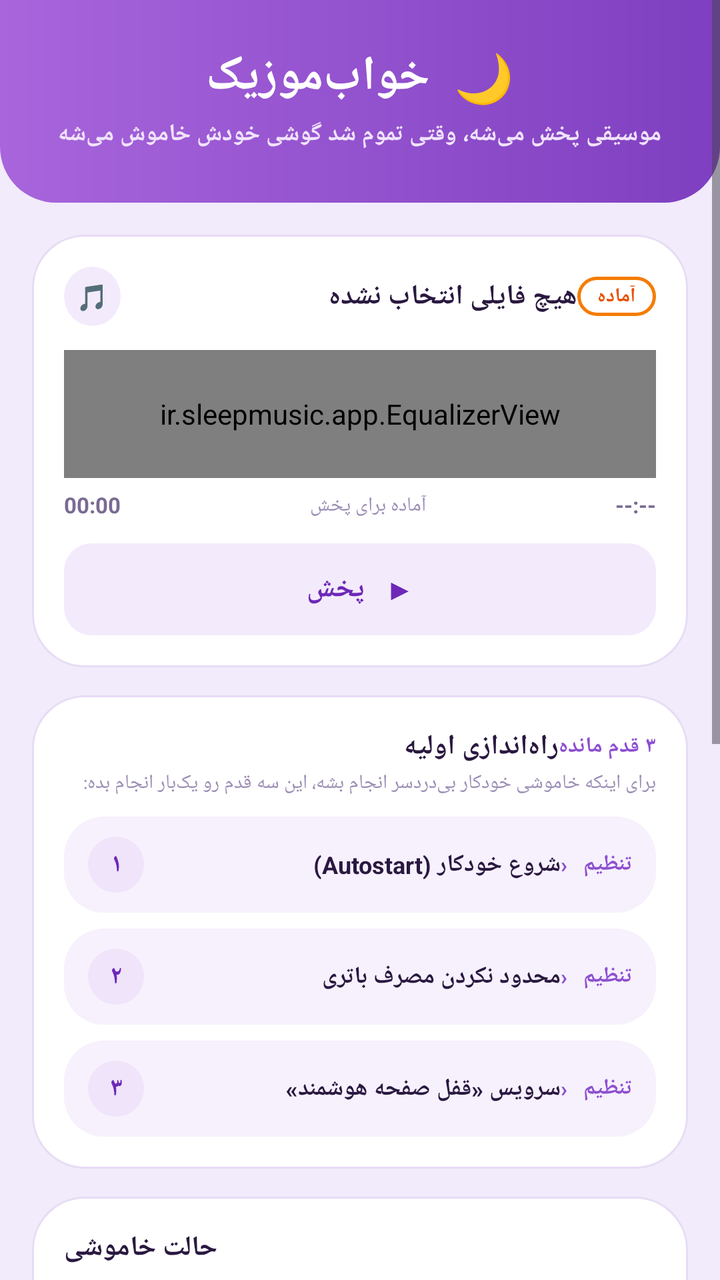
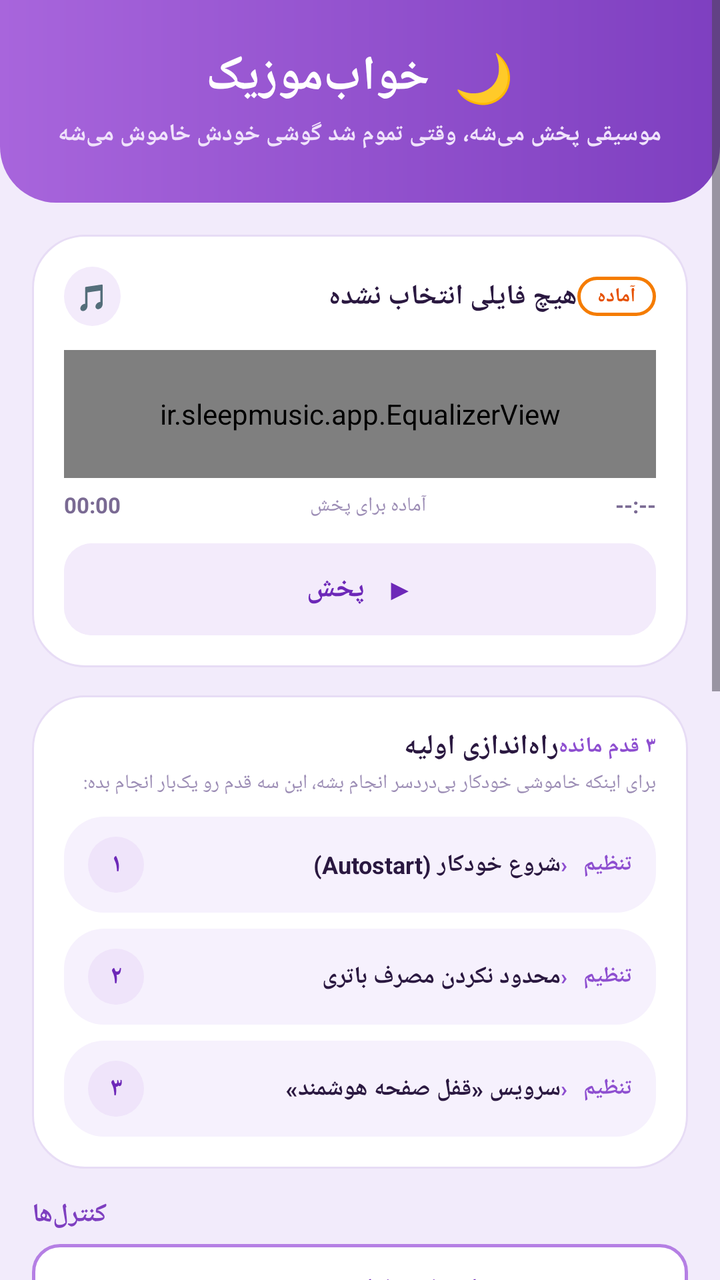

Screens rendered from an Android XML layout before and after an edit, with the pre-edit source and the edit as a unified diff.
<!-- AndroidManifest.xml: application theme Theme.SleepMusic -->
<!-- res/layout/activity_main.xml -->
<?xml version="1.0" encoding="utf-8"?>
<ScrollView xmlns:android="http://schemas.android.com/apk/res/android"
    xmlns:app="http://schemas.android.com/apk/res-auto"
    android:layout_width="match_parent"
    android:layout_height="match_parent"
    android:fillViewport="true"
    android:background="#F2EBFB">

    <LinearLayout
        android:layout_width="match_parent"
        android:layout_height="wrap_content"
        android:orientation="vertical">

        
        <LinearLayout
            android:layout_width="match_parent"
            android:layout_height="wrap_content"
            android:background="@drawable/bg_header"
            android:gravity="center"
            android:orientation="vertical"
            android:paddingTop="22dp"
            android:paddingBottom="26dp">

            <TextView
                android:layout_width="wrap_content"
                android:layout_height="wrap_content"
                android:text="🌙  خواب‌موزیک"
                android:textColor="#FFFFFF"
                android:textSize="24sp"
                android:textStyle="bold" />

            <TextView
                android:layout_width="wrap_content"
                android:layout_height="wrap_content"
                android:layout_marginTop="4dp"
                android:text="موسیقی پخش می‌شه، وقتی تموم شد گوشی خودش خاموش می‌شه"
                android:textColor="#F0E3FB"
                android:textSize="12sp"
                android:textStyle="bold" />
        </LinearLayout>

        <LinearLayout
            android:layout_width="match_parent"
            android:layout_height="wrap_content"
            android:orientation="vertical"
            android:padding="16dp">

            
            <LinearLayout
                android:layout_width="match_parent"
                android:layout_height="wrap_content"
                android:background="@drawable/bg_card"
                android:orientation="vertical"
                android:padding="16dp">

                <LinearLayout
                    android:layout_width="match_parent"
                    android:layout_height="wrap_content"
                    android:gravity="center_vertical"
                    android:orientation="horizontal">

                    <TextView
                        android:layout_width="wrap_content"
                        android:layout_height="wrap_content"
                        android:layout_marginEnd="8dp"
                        android:background="@drawable/bg_step_circle"
                        android:backgroundTint="#F3EBFB"
                        android:gravity="center"
                        android:lineSpacingExtra="0dp"
                        android:padding="6dp"
                        android:text="🎵"
                        android:textSize="13sp" />

                    <TextView
                        android:id="@+id/tvSelectedMusic"
                        android:layout_width="0dp"
                        android:layout_height="wrap_content"
                        android:layout_weight="1"
                        android:ellipsize="end"
                        android:maxLines="1"
                        android:text="هیچ فایلی انتخاب نشده"
                        android:textColor="#2A1840"
                        android:textSize="14sp"
                        android:textStyle="bold" />

                    <TextView
                        android:layout_width="wrap_content"
                        android:layout_height="wrap_content"
                        android:background="@drawable/bg_badge"
                        android:paddingStart="10dp"
                        android:paddingTop="3dp"
                        android:paddingEnd="10dp"
                        android:paddingBottom="3dp"
                        android:text="آماده"
                        android:textColor="#E65100"
                        android:textSize="10sp"
                        android:textStyle="bold" />
                </LinearLayout>

                
                <ir.sleepmusic.app.EqualizerView
                    android:id="@+id/equalizerView"
                    android:layout_width="match_parent"
                    android:layout_height="64dp"
                    android:layout_marginTop="12dp"
                    android:background="@drawable/bg_equalizer" />

                <LinearLayout
                    android:layout_width="match_parent"
                    android:layout_height="wrap_content"
                    android:layout_marginTop="6dp"
                    android:orientation="horizontal">

                    <TextView
                        android:id="@+id/tvTimeElapsed"
                        android:layout_width="wrap_content"
                        android:layout_height="wrap_content"
                        android:text="00:00"
                        android:textColor="#7A6A93"
                        android:textSize="11sp"
                        android:textStyle="bold" />

                    <TextView
                        android:id="@+id/tvPlayerStatus"
                        android:layout_width="0dp"
                        android:layout_height="wrap_content"
                        android:layout_weight="1"
                        android:gravity="center"
                        android:text="آماده برای پخش"
                        android:textColor="#9C8DB5"
                        android:textSize="10sp" />

                    <TextView
                        android:id="@+id/tvTimeTotal"
                        android:layout_width="wrap_content"
                        android:layout_height="wrap_content"
                        android:text="--:--"
                        android:textColor="#7A6A93"
                        android:textSize="11sp"
                        android:textStyle="bold" />
                </LinearLayout>

                
                <Button
                    android:id="@+id/btnPreview"
                    android:layout_width="match_parent"
                    android:layout_height="46dp"
                    android:layout_marginTop="12dp"
                    android:backgroundTint="#F3EBFB"
                    android:insetTop="0dp"
                    android:insetBottom="0dp"
                    android:text="▶   پخش"
                    android:textColor="#6D28B8"
                    android:textSize="14sp"
                    android:textStyle="bold"
                    app:cornerRadius="14dp" />
            </LinearLayout>

            
            <LinearLayout
                android:layout_width="match_parent"
                android:layout_height="wrap_content"
                android:layout_marginTop="14dp"
                android:background="@drawable/bg_card"
                android:orientation="vertical"
                android:padding="16dp">

                <LinearLayout
                    android:layout_width="match_parent"
                    android:layout_height="wrap_content"
                    android:gravity="center_vertical"
                    android:orientation="horizontal">

                    <TextView
                        android:layout_width="0dp"
                        android:layout_height="wrap_content"
                        android:layout_weight="1"
                        android:text="راه‌اندازی اولیه"
                        android:textColor="#2A1840"
                        android:textSize="14sp"
                        android:textStyle="bold" />

                    <TextView
                        android:id="@+id/tvWizardProgress"
                        android:layout_width="wrap_content"
                        android:layout_height="wrap_content"
                        android:text="۳ قدم مانده"
                        android:textColor="#8E4FD0"
                        android:textSize="11sp"
                        android:textStyle="bold" />
                </LinearLayout>

                <TextView
                    android:layout_width="match_parent"
                    android:layout_height="wrap_content"
                    android:layout_marginTop="2dp"
                    android:text="برای اینکه خاموشی خودکار بی‌دردسر انجام بشه، این سه قدم رو یک‌بار انجام بده:"
                    android:textColor="#9C8DB5"
                    android:textSize="10sp" />

                
                <LinearLayout
                    android:id="@+id/stepAutostart"
                    android:layout_width="match_parent"
                    android:layout_height="wrap_content"
                    android:layout_marginTop="10dp"
                    android:background="@drawable/bg_card_soft"
                    android:gravity="center_vertical"
                    android:minHeight="44dp"
                    android:orientation="horizontal"
                    android:paddingStart="12dp"
                    android:paddingTop="10dp"
                    android:paddingEnd="12dp"
                    android:paddingBottom="10dp">

                    <TextView
                        android:id="@+id/tvStepAutostartBadge"
                        android:layout_width="28dp"
                        android:layout_height="28dp"
                        android:background="@drawable/bg_step_circle"
                        android:backgroundTint="#EFE4FA"
                        android:gravity="center"
                        android:text="۱"
                        android:textColor="#6D28B8"
                        android:textSize="13sp"
                        android:textStyle="bold" />

                    <TextView
                        android:layout_width="0dp"
                        android:layout_height="wrap_content"
                        android:layout_marginStart="10dp"
                        android:layout_weight="1"
                        android:text="شروع خودکار (Autostart)"
                        android:textColor="#2A1840"
                        android:textSize="12sp"
                        android:textStyle="bold" />

                    <TextView
                        android:id="@+id/tvStepAutostartState"
                        android:layout_width="wrap_content"
                        android:layout_height="wrap_content"
                        android:text="تنظیم   ‹"
                        android:textColor="#8E4FD0"
                        android:textSize="11sp"
                        android:textStyle="bold" />
                </LinearLayout>

                
                <LinearLayout
                    android:id="@+id/stepBattery"
                    android:layout_width="match_parent"
                    android:layout_height="wrap_content"
                    android:layout_marginTop="8dp"
                    android:background="@drawable/bg_card_soft"
                    android:gravity="center_vertical"
                    android:minHeight="44dp"
                    android:orientation="horizontal"
                    android:paddingStart="12dp"
                    android:paddingTop="10dp"
                    android:paddingEnd="12dp"
                    android:paddingBottom="10dp">

                    <TextView
                        android:id="@+id/tvStepBatteryBadge"
                        android:layout_width="28dp"
                        android:layout_height="28dp"
                        android:background="@drawable/bg_step_circle"
                        android:backgroundTint="#EFE4FA"
                        android:gravity="center"
                        android:text="۲"
                        android:textColor="#6D28B8"
                        android:textSize="13sp"
                        android:textStyle="bold" />

                    <TextView
                        android:layout_width="0dp"
                        android:layout_height="wrap_content"
                        android:layout_marginStart="10dp"
                        android:layout_weight="1"
                        android:text="محدود نکردن مصرف باتری"
                        android:textColor="#2A1840"
                        android:textSize="12sp"
                        android:textStyle="bold" />

                    <TextView
                        android:id="@+id/tvStepBatteryState"
                        android:layout_width="wrap_content"
                        android:layout_height="wrap_content"
                        android:text="تنظیم   ‹"
                        android:textColor="#8E4FD0"
                        android:textSize="11sp"
                        android:textStyle="bold" />
                </LinearLayout>

                
                <LinearLayout
                    android:id="@+id/stepAccessibility"
                    android:layout_width="match_parent"
                    android:layout_height="wrap_content"
                    android:layout_marginTop="8dp"
                    android:background="@drawable/bg_card_soft"
                    android:gravity="center_vertical"
                    android:minHeight="44dp"
                    android:orientation="horizontal"
                    android:paddingStart="12dp"
                    android:paddingTop="10dp"
                    android:paddingEnd="12dp"
                    android:paddingBottom="10dp">

                    <TextView
                        android:id="@+id/tvStepAccessibilityBadge"
                        android:layout_width="28dp"
                        android:layout_height="28dp"
                        android:background="@drawable/bg_step_circle"
                        android:backgroundTint="#EFE4FA"
                        android:gravity="center"
                        android:text="۳"
                        android:textColor="#6D28B8"
                        android:textSize="13sp"
                        android:textStyle="bold" />

                    <TextView
                        android:layout_width="0dp"
                        android:layout_height="wrap_content"
                        android:layout_marginStart="10dp"
                        android:layout_weight="1"
                        android:text="سرویس «قفل صفحه هوشمند»"
                        android:textColor="#2A1840"
                        android:textSize="12sp"
                        android:textStyle="bold" />

                    <TextView
                        android:id="@+id/tvStepAccessibilityState"
                        android:layout_width="wrap_content"
                        android:layout_height="wrap_content"
                        android:text="تنظیم   ‹"
                        android:textColor="#8E4FD0"
                        android:textSize="11sp"
                        android:textStyle="bold" />
                </LinearLayout>
            </LinearLayout>

            
            <LinearLayout
                android:layout_width="match_parent"
                android:layout_height="wrap_content"
                android:layout_marginTop="14dp"
                android:background="@drawable/bg_card"
                android:orientation="vertical"
                android:padding="16dp">

                <TextView
                    android:layout_width="wrap_content"
                    android:layout_height="wrap_content"
                    android:text="حالت خاموشی"
                    android:textColor="#2A1840"
                    android:textSize="14sp"
                    android:textStyle="bold" />

                <RadioGroup
                    android:id="@+id/radioGroup"
                    android:layout_width="match_parent"
                    android:layout_height="wrap_content"
                    android:layout_marginTop="4dp"
                    android:orientation="vertical">

                    <RadioButton
                        android:id="@+id/radioAfterMusic"
                        android:layout_width="match_parent"
                        android:layout_height="wrap_content"
                        android:buttonTint="#8E4FD0"
                        android:checked="true"
                        android:minHeight="40dp"
                        android:text="بلافاصله بعد از پایان موسیقی"
                        android:textColor="#2A1840"
                        android:textSize="12sp"
                        android:textStyle="bold" />

                    <RadioButton
                        android:id="@+id/radioScheduled"
                        android:layout_width="match_parent"
                        android:layout_height="wrap_content"
                        android:buttonTint="#8E4FD0"
                        android:minHeight="40dp"
                        android:text="در ساعت مشخص (پشتیبان)"
                        android:textColor="#7A6A93"
                        android:textSize="12sp" />
                </RadioGroup>

                <LinearLayout
                    android:layout_width="match_parent"
                    android:layout_height="wrap_content"
                    android:layout_marginTop="6dp"
                    android:gravity="center_vertical"
                    android:orientation="horizontal">

                    <Button
                        android:id="@+id/btnPickTime"
                        android:layout_width="0dp"
                        android:layout_height="wrap_content"
                        android:layout_marginEnd="6dp"
                        android:layout_weight="1"
                        android:backgroundTint="#F3EBFB"
                        android:text="انتخاب ساعت"
                        android:textColor="#6D28B8"
                        android:textSize="12sp"
                        android:textStyle="bold"
                        app:cornerRadius="14dp" />

                    <TextView
                        android:id="@+id/tvScheduledTime"
                        android:layout_width="0dp"
                        android:layout_height="wrap_content"
                        android:layout_weight="1"
                        android:gravity="center"
                        android:text="زمان‌بندی: --:--"
                        android:textColor="#8E4FD0"
                        android:textSize="12sp"
                        android:textStyle="bold" />
                </LinearLayout>
            </LinearLayout>

            
            <LinearLayout
                android:layout_width="match_parent"
                android:layout_height="wrap_content"
                android:layout_marginTop="12dp"
                android:background="@drawable/bg_card"
                android:orientation="vertical"
                android:padding="16dp">

                <com.google.android.material.materialswitch.MaterialSwitch
                    android:id="@+id/switchPowerMenu"
                    android:layout_width="match_parent"
                    android:layout_height="wrap_content"
                    android:checked="true"
                    android:text="خاموشی واقعی بدون روت (منوی خاموشی)"
                    android:textColor="#2A1840"
                    android:textSize="12sp"
                    android:textStyle="bold" />

                <TextView
                    android:id="@+id/tvPowerMenuHint"
                    android:layout_width="match_parent"
                    android:layout_height="wrap_content"
                    android:layout_marginTop="2dp"
                    android:text="در پایان موسیقی، منوی خاموشی گوشی باز می‌شه و اپ خودش روی «خاموش کردن» کلیک می‌کنه؛ اگر رام اجازه نده، صفحه قفل می‌شه."
                    android:textColor="#9C8DB5"
                    android:textSize="10sp" />
            </LinearLayout>

            
            <androidx.appcompat.widget.AppCompatButton
                android:id="@+id/btnStart"
                android:layout_width="match_parent"
                android:layout_height="56dp"
                android:layout_marginTop="16dp"
                android:background="@drawable/bg_gradient_primary"
                android:stateListAnimator="@null"
                android:text="⏻  پخش و خاموش کردن"
                android:textColor="#FFFFFF"
                android:textSize="16sp"
                android:textStyle="bold" />

            <TextView
                android:layout_width="match_parent"
                android:layout_height="wrap_content"
                android:layout_marginTop="6dp"
                android:gravity="center"
                android:text="همین حالا پخش می‌کنه و درست بعد از پایان آهنگ، گوشی خاموش می‌شه"
                android:textColor="#9C8DB5"
                android:textSize="11sp" />

            <Button
                android:id="@+id/btnStop"
                android:layout_width="match_parent"
                android:layout_height="46dp"
                android:layout_marginTop="10dp"
                android:backgroundTint="#FDEEE0"
                android:insetTop="0dp"
                android:insetBottom="0dp"
                android:text="توقف پخش"
                android:textColor="#E65100"
                android:textSize="13sp"
                android:textStyle="bold"
                app:cornerRadius="14dp" />

            <TextView
                android:layout_width="match_parent"
                android:layout_height="wrap_content"
                android:layout_marginTop="14dp"
                android:gravity="center"
                android:text="خواب‌موزیک • برای شب‌های آرام 🌙"
                android:textColor="#B3A6CC"
                android:textSize="10sp" />
        </LinearLayout>
    </LinearLayout>
</ScrollView>
<!-- resources referenced by this layout -->
<resources>
  <!-- drawable bg_badge (drawable) -->
  <?xml version="1.0" encoding="utf-8"?>
  <shape xmlns:android="http://schemas.android.com/apk/res/android"
      android:shape="rectangle">
      <solid android:color="#FFFFFF" />
      <corners android:radius="20dp" />
      <stroke
          android:width="1.5dp"
          android:color="#F57C00" />
  </shape>
  <!-- drawable bg_card (drawable) -->
  <?xml version="1.0" encoding="utf-8"?>
  <shape xmlns:android="http://schemas.android.com/apk/res/android"
      android:shape="rectangle">
      <solid android:color="#FFFFFF" />
      <corners android:radius="26dp" />
      <stroke
          android:width="1dp"
          android:color="#E7DCF5" />
  </shape>
  <!-- drawable bg_card_soft (drawable) -->
  <?xml version="1.0" encoding="utf-8"?>
  <shape xmlns:android="http://schemas.android.com/apk/res/android"
      android:shape="rectangle">
      <solid android:color="#F6F1FD" />
      <corners android:radius="20dp" />
  </shape>
  <!-- drawable bg_equalizer (drawable) -->
  <?xml version="1.0" encoding="utf-8"?>
  <shape xmlns:android="http://schemas.android.com/apk/res/android"
      android:shape="rectangle">
      <solid android:color="#FFFFFF" />
      <corners android:radius="16dp" />
  </shape>
  <!-- drawable bg_gradient_primary (drawable) -->
  <?xml version="1.0" encoding="utf-8"?>
  <shape xmlns:android="http://schemas.android.com/apk/res/android"
      android:shape="rectangle">
      <gradient
          android:angle="0"
          android:startColor="#9C4DD6"
          android:endColor="#7B2FBF" />
      <corners android:radius="16dp" />
  </shape>
  <!-- drawable bg_header (drawable) -->
  <?xml version="1.0" encoding="utf-8"?>
  <shape xmlns:android="http://schemas.android.com/apk/res/android"
      android:shape="rectangle">
      <gradient
          android:angle="0"
          android:startColor="#A865DC"
          android:endColor="#7E3FC0" />
      <corners
          android:bottomLeftRadius="28dp"
          android:bottomRightRadius="28dp" />
  </shape>
  <!-- drawable bg_step_circle (drawable) -->
  <?xml version="1.0" encoding="utf-8"?>
  <shape xmlns:android="http://schemas.android.com/apk/res/android"
      android:shape="oval">
      <solid android:color="#FFFFFF" />
  </shape>
  <style name="Theme.SleepMusic" parent="Theme.Material3.Light.NoActionBar">
          <item name="android:statusBarColor">#EFE8FA</item>
          <item name="android:navigationBarColor">#EFE8FA</item>
          <item name="android:windowLightStatusBar">true</item>
      </style>
</resources>

<!-- the commit's change to res/layout/activity_main.xml (unified diff, before → after) -->
@@ -341,6 +341,32 @@
             </LinearLayout>
 
             
+            <TextView
+                android:layout_width="wrap_content"
+                android:layout_height="wrap_content"
+                android:layout_marginTop="14dp"
+                android:layout_marginBottom="6dp"
+                android:text="کنترل‌ها"
+                android:textColor="#7E3FC0"
+                android:textSize="13sp"
+                android:textStyle="bold" />
+
+            <Button
+                android:id="@+id/btnPickMusic"
+                android:layout_width="match_parent"
+                android:layout_height="46dp"
+                android:backgroundTint="#FFFFFF"
+                android:insetTop="0dp"
+                android:insetBottom="0dp"
+                android:text="انتخاب فایل موسیقی   ‹"
+                android:textColor="#6D28B8"
+                android:textSize="13sp"
+                android:textStyle="bold"
+                app:cornerRadius="14dp"
+                app:strokeColor="#B57FE4"
+                app:strokeWidth="1.5dp" />
+
+            
             <LinearLayout
                 android:layout_width="match_parent"
                 android:layout_height="wrap_content"
